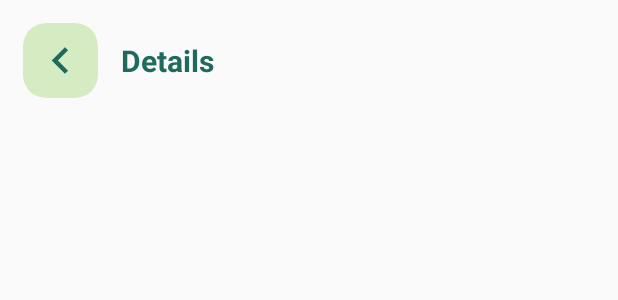
After one commit to manishpandeyvp/lemon-squeeze, an Android app: the layout activity_juice_and_shake_recipe.xml on its own in the app's theme, with its tools: preview values and no code run, on a phone screen of 412 x 824 dp. The commit adds this screen. Shown: the top 300 px of the screen. Run offline under Robolectric (Android 15) with nearby library versions, the light colour scheme and no system bars.

Commit message:
Fifteenth Commit

```diff
--- a/app/src/main/AndroidManifest.xml
+++ b/app/src/main/AndroidManifest.xml
@@ -9,7 +9,11 @@
         android:roundIcon="@mipmap/ic_launcher_round"
         android:supportsRtl="true"
         android:theme="@style/AppTheme">
-        <activity android:name=".activities.SplashScreenActivity"
+        <activity android:name=".activities.JuiceAndShakeRecipeActivity"
+            android:screenOrientation="portrait"
+            android:theme="@style/AppTheme.NoActionBar"/>
+        <activity
+            android:name=".activities.SplashScreenActivity"
             android:screenOrientation="portrait"
             android:theme="@style/AppTheme.NoActionBar">
             <intent-filter>
@@ -18,9 +22,10 @@
                 <category android:name="android.intent.category.LAUNCHER" />
             </intent-filter>
         </activity>
-        <activity android:name=".activities.MainActivity"
+        <activity
+            android:name=".activities.MainActivity"
             android:screenOrientation="portrait"
-            android:theme="@style/AppTheme.NoActionBar"/>
+            android:theme="@style/AppTheme.NoActionBar" />
     </application>
 
 </manifest>
--- /dev/null
+++ b/app/src/main/java/com/example/lassi/activities/JuiceAndShakeRecipeActivity.kt
@@ -0,0 +1,12 @@
+package com.example.lassi.activities
+
+import androidx.appcompat.app.AppCompatActivity
+import android.os.Bundle
+
+class JuiceAndShakeRecipeActivity : AppCompatActivity() {
+
+    override fun onCreate(savedInstanceState: Bundle?) {
+        super.onCreate(savedInstanceState)
+        setContentView(R.layout.activity_juice_and_shake_recipe)
+    }
+}
--- a/app/src/main/java/com/example/lassi/activities/SplashScreenActivity.kt
+++ b/app/src/main/java/com/example/lassi/activities/SplashScreenActivity.kt
@@ -25,6 +25,7 @@ class SplashScreenActivity : AppCompatActivity() {
 
         Handler().postDelayed({
             startActivity(Intent(this, MainActivity::class.java))
+            finish()
         }, 2000)
     }
 }
--- /dev/null
+++ b/app/src/main/res/drawable/ic_back.xml
@@ -0,0 +1,9 @@
+<vector xmlns:android="http://schemas.android.com/apk/res/android"
+        android:width="24dp"
+        android:height="24dp"
+        android:viewportWidth="24.0"
+        android:viewportHeight="24.0">
+    <path
+        android:fillColor="#FF206a5d"
+        android:pathData="M15.41,7.41L14,6l-6,6 6,6 1.41,-1.41L10.83,12z"/>
+</vector>
--- /dev/null
+++ b/app/src/main/res/layout/activity_juice_and_shake_recipe.xml
@@ -0,0 +1,55 @@
+<?xml version="1.0" encoding="utf-8"?>
+<ScrollView xmlns:android="http://schemas.android.com/apk/res/android"
+    xmlns:app="http://schemas.android.com/apk/res-auto"
+    xmlns:tools="http://schemas.android.com/tools"
+    android:layout_width="fill_parent"
+    android:layout_height="wrap_content"
+    tools:context=".activities.JuiceAndShakeRecipeActivity">
+
+    <LinearLayout
+        android:layout_width="match_parent"
+        android:layout_height="wrap_content"
+        android:padding="15dp"
+        android:orientation="vertical">
+
+        <LinearLayout
+            android:layout_width="match_parent"
+            android:layout_height="wrap_content"
+            android:orientation="horizontal">
+
+            <androidx.cardview.widget.CardView
+                android:layout_width="50dp"
+                android:layout_height="50dp"
+                app:cardCornerRadius="15dp"
+                android:background="@color/light_green"
+                app:cardElevation="0dp"
+                app:cardBackgroundColor="@color/light_green"
+                tools:layout_editor_absoluteX="30dp">
+
+                <ImageView
+                    android:layout_gravity="center"
+                    android:layout_width="35dp"
+                    android:layout_height="35dp"
+                    android:src="@drawable/ic_back"/>
+
+            </androidx.cardview.widget.CardView>
+
+            <TextView
+                android:layout_width="wrap_content"
+                android:layout_height="wrap_content"
+                android:text="Details"
+                android:textSize="20dp"
+                android:textStyle="bold"
+                android:textColor="@color/dark_green"
+                android:layout_gravity="center"
+                android:layout_marginStart="15dp"/>
+
+        </LinearLayout>
+
+
+
+
+
+    </LinearLayout>
+
+</ScrollView>
```
